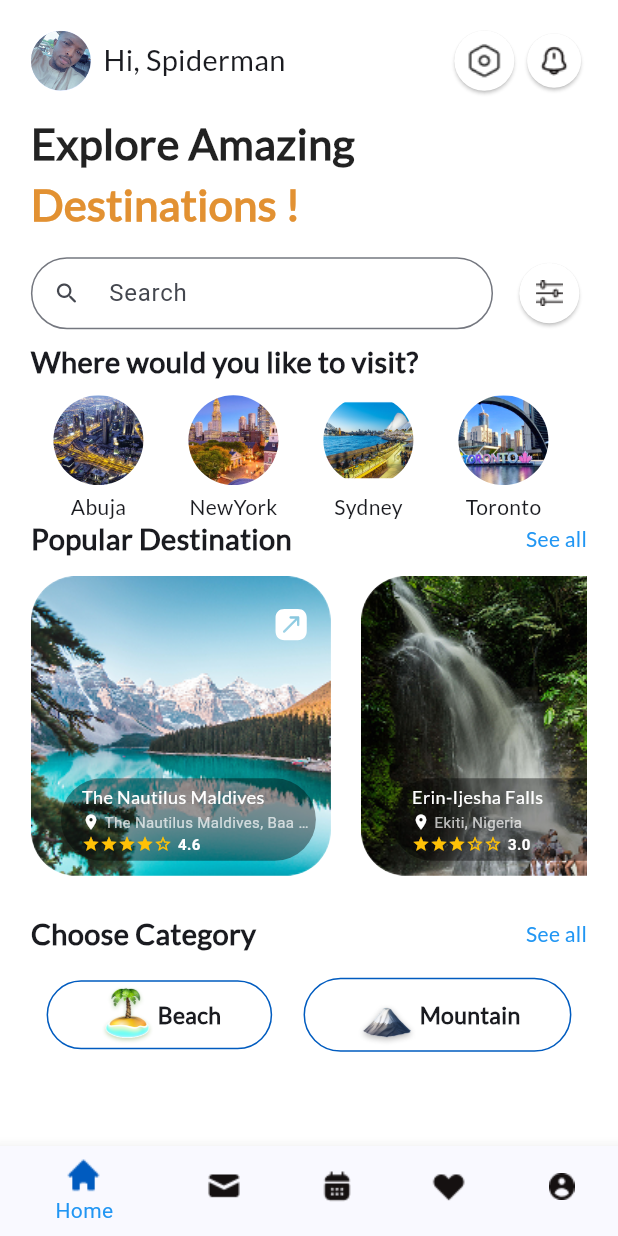
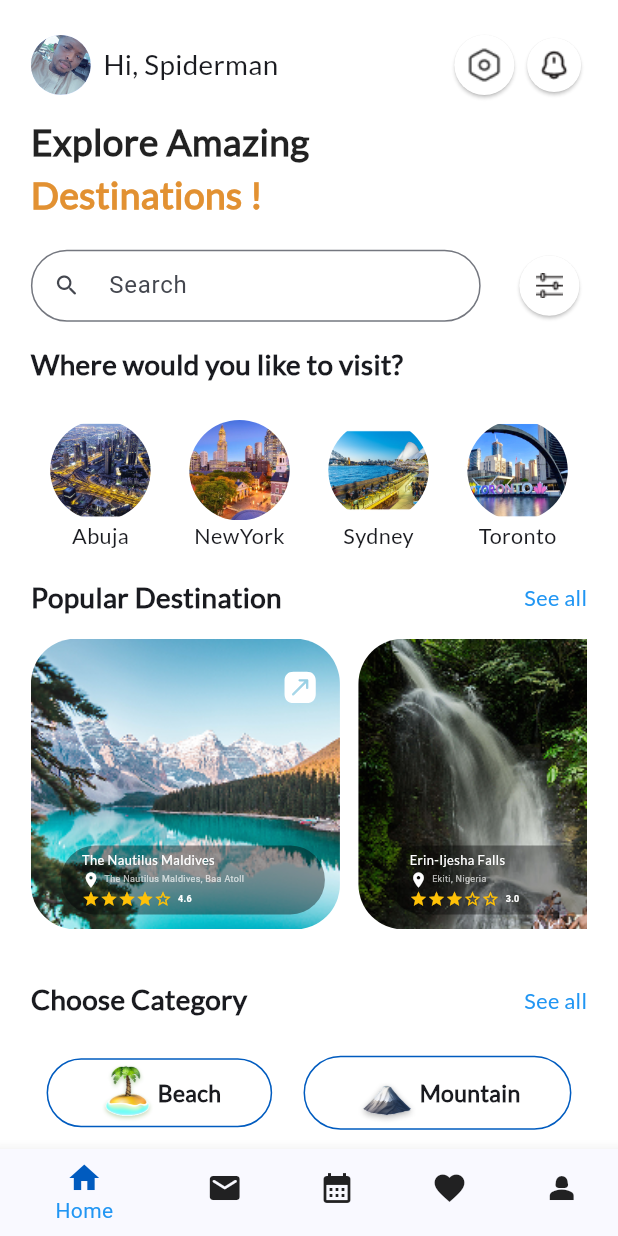
Before and after one commit to Tejaskt/TravelSafe, a Flutter app: the screen it shows after launch, after a tap on "Skip", on a phone screen of 412 x 824 dp. Run offline on Flutter 3.47's test engine with Material 3 defaults, Android fonts, the phone set to English and light mode, and no system bars; our stand-ins replace flutter_svg, responsive_sizer.

Commit message:
refactor : home Screen

```diff
--- a/lib/core/constants/app_images.dart
+++ b/lib/core/constants/app_images.dart
@@ -25,13 +25,8 @@ class AppImages {
   static const String erinFalls = 'assets/images/editedfalls.png';
   static const String beach = 'assets/images/beach.png';
   static const String mountain = 'assets/images/mountain.png';
-  static const String calender = 'assets/images/calendar.png';
   static const String bell = 'assets/images/icon_bell.png';
-  static const String favorite = 'assets/images/icon_favorite.png';
   static const String filter = 'assets/images/icon_filter.png';
-  static const String home = 'assets/images/icon_home.png';
-  static const String message = 'assets/images/icon_message.png';
-  static const String profile = 'assets/images/icon_profile.png';
   static const String setting = 'assets/images/setting.png';
   static const String arrowIcon = 'assets/images/arrowicon.svg';
 
--- a/lib/core/helpers/responsive_helpers.dart
+++ b/lib/core/helpers/responsive_helpers.dart
@@ -1,4 +1,12 @@
 import 'package:flutter/material.dart';
+
+/*
+*  need a Responsive helper class that do  scale on every device
+*   like here i only specify all istable ismobile isfoldable or isportrait and is landscap
+*   all for sp , hight, width, and padding. so in code i just have to access this (h,w,sp,padding) only
+*   no manualle condition like is tablet is potraitn or is foldable.
+*
+* */
 
 class ResponsiveHelpers {
   ResponsiveHelpers._();
@@ -44,7 +52,7 @@ class ResponsiveHelpers {
         ? mediaQuery(context).shortestSide
         : mediaQuery(context).width;
     final scale = side / baseWidth;
-    final cappedScale = isTablet(context) ? scale.clamp(0.0, 1.3) : scale;
+    final cappedScale = isTabletLandscape(context) ? scale.clamp(0.0, 1.3) : scale;
     return px * cappedScale;
   }
 
@@ -56,7 +64,7 @@ class ResponsiveHelpers {
       vertical: mediaQuery(context).shortestSide * 0.02,
     )
         : EdgeInsets.symmetric(
-      horizontal: w(context, 12),
+      horizontal: w(context, 20),
       vertical: h(context, 20),
     );
   }
--- a/lib/views/screen/home_screen.dart
+++ b/lib/views/screen/home_screen.dart
@@ -4,6 +4,8 @@ import 'package:responsive_sizer/responsive_sizer.dart';
 import 'package:travel_safe/core/constants/app_colors.dart';
 import 'package:travel_safe/core/constants/app_images.dart';
 import 'package:travel_safe/core/constants/app_strings.dart';
+
+import '../../core/helpers/responsive_helpers.dart';
 
 class HomeScreen extends StatefulWidget {
   const HomeScreen({super.key});
@@ -13,56 +15,75 @@ class HomeScreen extends StatefulWidget {
 }
 
 class _HomeScreenState extends State<HomeScreen> {
+  int _selectedIndex = 0;
+
+  void _onItemTapped(int index) {
+    setState(() {
+      _selectedIndex = index;
+    });
+  }
+
   @override
   Widget build(BuildContext context) {
+    double w(double px) => ResponsiveHelpers.w(context, px);
+    double h(double px) => ResponsiveHelpers.h(context, px);
+    double sp(double px) => ResponsiveHelpers.sp(context, px);
+    bool isTablet = ResponsiveHelpers.isTablet(context);
+    bool isTabletLandScape = ResponsiveHelpers.isTabletLandscape(context);
+
     return Scaffold(
       bottomNavigationBar: BottomNavigationBar(
+        selectedIconTheme: IconThemeData(color: AppColors.primary),
+        unselectedIconTheme: IconThemeData(color: AppColors.black),
         backgroundColor: Colors.transparent,
-        onTap: (value) {},
+        onTap: _onItemTapped,
+        currentIndex: _selectedIndex,
         selectedItemColor: AppColors.blue,
         items: [
           BottomNavigationBarItem(
-            icon: Image.asset(AppImages.home),
+            icon: Icon(Icons.home),
             label: AppStrings.home,
           ),
           BottomNavigationBarItem(
-            icon: Image.asset(AppImages.message),
+            icon: Icon(Icons.email_rounded),
             label: AppStrings.chat,
           ),
           BottomNavigationBarItem(
-            icon: Image.asset(AppImages.calender),
+            icon: Icon(Icons.calendar_month),
             label: AppStrings.schedule,
           ),
           BottomNavigationBarItem(
-            icon: Image.asset(AppImages.favorite),
+            icon: Icon(Icons.favorite),
             label: AppStrings.saved,
           ),
           BottomNavigationBarItem(
-            icon: Image.asset(AppImages.profile),
+            icon: Icon(Icons.person_2),
             label: AppStrings.profile,
           ),
         ],
       ),
+
       backgroundColor: AppColors.white,
+
       body: SingleChildScrollView(
         child: SafeArea(
           child: Padding(
-            padding: EdgeInsets.symmetric(horizontal: 5.w, vertical: 2.h),
+            padding: ResponsiveHelpers.screenPadding(context),
             child: Column(
               crossAxisAlignment: .start,
               children: [
-
                 Row(
                   children: [
                     CircleAvatar(backgroundImage: AssetImage(AppImages.avatar)),
-                    Padding(
-                      padding: EdgeInsets.only(left: 2.w),
-                      child: Text(
-                        AppStrings.userName,
-                        style: TextStyle(fontFamily: 'Lato', fontSize: 18.sp),
-                      ),
+                    SizedBox(width: w(8)),
+
+                    Text(
+                      AppStrings.userName,
+                      style: TextStyle(fontFamily: 'Lato', fontSize: sp(18)),
                     ),
+
                     Spacer(),
+
                     Card(
                       shape: CircleBorder(),
                       color: AppColors.white,
@@ -82,28 +103,29 @@ class _HomeScreenState extends State<HomeScreen> {
                   ],
                 ),
 
-                SizedBox(height: 10),
+                SizedBox(height: h(10)),
 
                 Text(
                   AppStrings.heading1,
                   style: TextStyle(
                     fontFamily: 'Lato',
-                    fontSize: 22.sp,
+                    fontSize: sp(24),
                     fontWeight: .w600,
                     color: AppColors.black,
                   ),
                 ),
+
                 Text(
                   AppStrings.heading2,
                   style: TextStyle(
                     fontFamily: 'Lato',
-                    fontSize: 22.sp,
+                    fontSize: sp(24),
                     fontWeight: .w600,
                     color: AppColors.orange,
                   ),
                 ),
 
-                SizedBox(height: 15),
+                SizedBox(height: h(20)),
 
                 IntrinsicHeight(
                   child: Row(
@@ -122,7 +144,8 @@ class _HomeScreenState extends State<HomeScreen> {
                         ),
                       ),
 
-                      SizedBox(width: 3.w),
+                      SizedBox(width: w(20)),
+
                       Card(
                         shape: CircleBorder(),
                         color: AppColors.white,
@@ -132,67 +155,82 @@ class _HomeScreenState extends State<HomeScreen> {
                   ),
                 ),
 
-                SizedBox(height: 8),
+                SizedBox(height: h(16)),
 
-                smallHeadings(AppStrings.visit),
+                smallHeadings(AppStrings.visit, context),
 
-                SizedBox(height: 8),
+                SizedBox(height: h(16)),
 
                 SizedBox(
-                  height: 10.h,
+                  height: sp(100),
                   child: ListView.builder(
                     scrollDirection: .horizontal,
                     itemCount: AppStrings.cityName.length,
                     itemBuilder: (context, index) =>
-                        cityView(AppStrings.cityName[index]),
+                        cityView(AppStrings.cityName[index], context),
                   ),
                 ),
 
+                SizedBox(height: h(10)),
+
                 Row(
                   children: [
-                    smallHeadings(AppStrings.popularDestination),
+                    smallHeadings(AppStrings.popularDestination, context),
                     Spacer(),
                     Text(
                       AppStrings.seeAll,
                       style: TextStyle(
                         fontFamily: 'Lato',
                         color: AppColors.blue,
+                        fontSize: sp(14)
                       ),
                     ),
                   ],
                 ),
 
-                SizedBox(height: 10),
+                SizedBox(height: h(14)),
 
                 SingleChildScrollView(
                   scrollDirection: .horizontal,
                   child: Row(
-                    spacing: 20,
                     children: [
-                      popularDestinationCard(AppImages.maldives,AppStrings.cardTitle1,AppStrings.address1,4.6),
-                      popularDestinationCard(AppImages.erinFalls,AppStrings.cardTitle2,AppStrings.address2,3),
+                      popularDestinationCard(
+                        AppImages.maldives,
+                        AppStrings.cardTitle1,
+                        AppStrings.address1,
+                        4.6,
+                        context
+                      ),
+                      SizedBox(width: w(12)),
+                      popularDestinationCard(
+                        AppImages.erinFalls,
+                        AppStrings.cardTitle2,
+                        AppStrings.address2,
+                        3,
+                        context
+                      ),
                     ],
                   ),
                 ),
-                SizedBox(height: 10),
 
+                SizedBox(height: h(35)),
 
-                SizedBox(height: 15),
                 Row(
                   children: [
-                    smallHeadings(AppStrings.category),
+                    smallHeadings(AppStrings.category, context),
                     Spacer(),
                     Text(
                       AppStrings.seeAll,
                       style: TextStyle(
                         fontFamily: 'Lato',
                         color: AppColors.blue,
+                        fontSize: sp(14)
                       ),
                     ),
                   ],
                 ),
-                SizedBox(height: 15),
 
+                SizedBox(height: h(24)),
 
                 Row(
                   mainAxisAlignment: .spaceAround,
@@ -210,16 +248,19 @@ class _HomeScreenState extends State<HomeScreen> {
   }
 }
 
-Widget popularDestinationCard(String img, String title, String location, double rating) {
+Widget popularDestinationCard(
+  String img,
+  String title,
+  String location,
+  double rating,
+    BuildContext context
+) {
   return Container(
-    height: 200,
-    width: 200,
+    height: ResponsiveHelpers.h(context, 200),
+    width: ResponsiveHelpers.w(context, 200),
     decoration: BoxDecoration(
       borderRadius: BorderRadius.circular(30),
-      image: DecorationImage(
-        image: AssetImage(img),
-        fit: .cover,
-      ),
+      image: DecorationImage(image: AssetImage(img), fit: .cover),
     ),
     child: Stack(
       children: [
@@ -248,10 +289,10 @@ Widget popularDestinationCard(String img, String title, String location, double
                 // Title
                 Text(
                   title,
-                  style: const TextStyle(
+                  style: TextStyle(
                     fontFamily: 'Lato',
                     color: Colors.white,
-                    fontSize: 12,
+                    fontSize: 12.sp,
                   ),
                 ),
 
@@ -267,9 +308,9 @@ Widget popularDestinationCard(String img, String title, String location, double
                     Expanded(
                       child: Text(
                         location,
-                        style: const TextStyle(
+                        style: TextStyle(
                           color: Colors.white70,
-                          fontSize: 10,
+                          fontSize: 10.sp,
                         ),
                         overflow: TextOverflow.ellipsis,
                       ),
@@ -282,9 +323,7 @@ Widget popularDestinationCard(String img, String title, String location, double
                   children: [
                     ...List.generate(5, (index) {
                       return Icon(
-                        index < rating.floor()
-                            ? Icons.star
-                            : Icons.star_border,
+                        index < rating.floor() ? Icons.star : Icons.star_border,
                         color: Colors.amber,
                         size: 12,
                       );
@@ -292,9 +331,9 @@ Widget popularDestinationCard(String img, String title, String location, double
                     const SizedBox(width: 4),
                     Text(
                       rating.toString(),
-                      style: const TextStyle(
+                      style: TextStyle(
                         color: Colors.white,
-                        fontSize: 10,
+                        fontSize: 10.sp,
                         fontWeight: .w600,
                       ),
                     ),
@@ -334,21 +373,24 @@ Widget categoryView(String img, String name) {
   );
 }
 
-Widget smallHeadings(String txt) {
+Widget smallHeadings(String txt, BuildContext context) {
   return Text(
     txt,
-    style: TextStyle(fontFamily: 'Lato', fontWeight: .w600, fontSize: 18.sp),
+    style: TextStyle(
+      fontFamily: 'Lato',
+      fontWeight: .w600,
+      fontSize: ResponsiveHelpers.sp(context, 18),
+    ),
   );
 }
 
-Widget cityView(Map<String, String> value) {
+Widget cityView(Map<String, String> value, BuildContext context) {
   return Column(
     mainAxisAlignment: .center,
-    spacing: 5,
     children: [
       Container(
-        height: 60,
-        width: 90,
+        height: ResponsiveHelpers.sp(context, 65),
+        width: ResponsiveHelpers.sp(context, 90),
         decoration: BoxDecoration(
           image: DecorationImage(
             image: AssetImage(value['image']!),
@@ -357,7 +399,13 @@ Widget cityView(Map<String, String> value) {
           shape: .circle,
         ),
       ),
-      Text(value['city']!, style: TextStyle(fontFamily: 'Lato')),
+      Text(
+        value['city']!,
+        style: TextStyle(
+          fontFamily: 'Lato',
+          fontSize: ResponsiveHelpers.sp(context, 14),
+        ),
+      ),
     ],
   );
 }
--- a/lib/views/screen/onboarding.dart
+++ b/lib/views/screen/onboarding.dart
@@ -28,8 +28,6 @@ class _OnboardingState extends State<Onboarding> {
   Widget build(BuildContext context) {
     double w(double px) => ResponsiveHelpers.w(context, px);
     double h(double px) => ResponsiveHelpers.h(context, px);
-    double sp(double px) => ResponsiveHelpers.sp(context, px);
-    bool isTablet = ResponsiveHelpers.isTablet(context);
     bool isTabletLandScape = ResponsiveHelpers.isTabletLandscape(context);
 
     return Scaffold(
@@ -202,7 +200,6 @@ class _OnboardingState extends State<Onboarding> {
 Widget onboardingData(BuildContext context, Map<String, String> item) {
   double w(double px) => ResponsiveHelpers.w(context, px);
   double h(double px) => ResponsiveHelpers.h(context, px);
-  double sp(double px) => ResponsiveHelpers.sp(context, px);
   bool isTabletLandScape = ResponsiveHelpers.isTabletLandscape(context);
 
   return isTabletLandScape
```
Also changed, not shown: assets/images/icon_favorite.png (deleted), assets/images/icon_home.png (deleted), assets/images/icon_message.png (deleted), assets/images/icon_profile.png (deleted).
